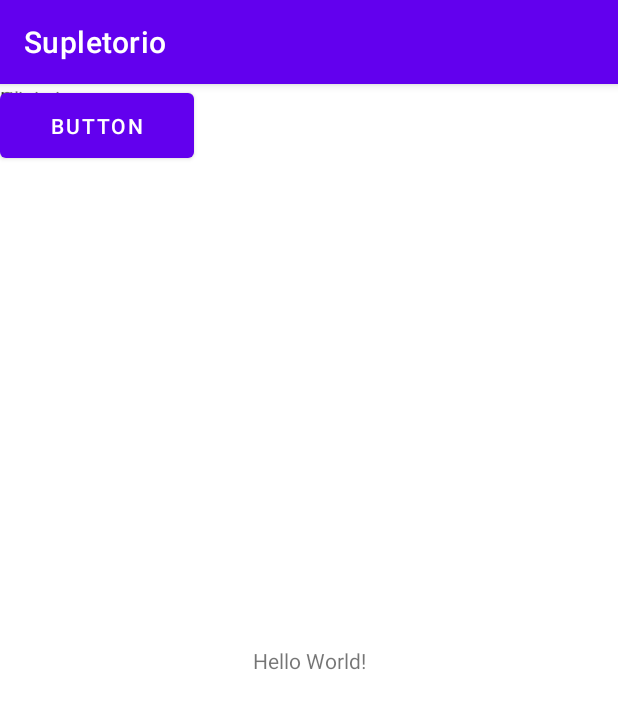
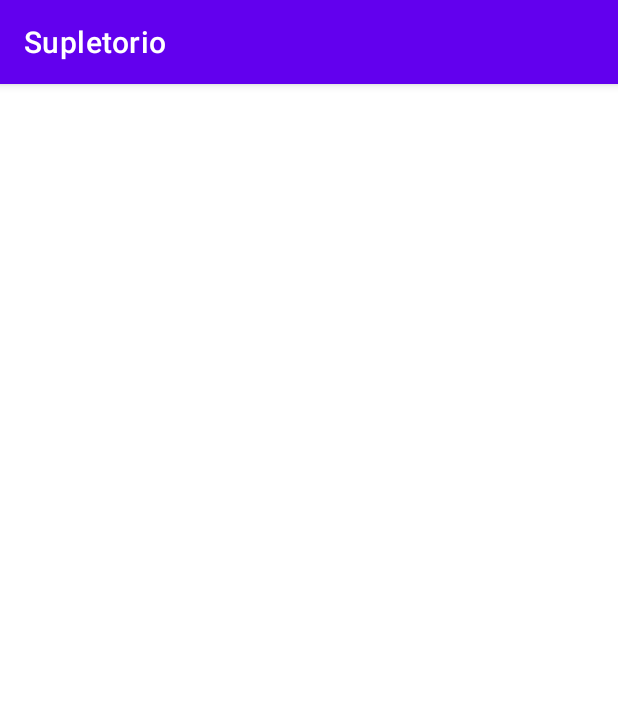
Before and after one commit to MalizaJessica/Supletorio_Maliza, an Android app: the screen it shows after launch (MainActivity), on a phone screen of 412 x 824 dp. Shown: the top 709 px of the screen. Run offline under Robolectric (Android 15) with nearby library versions, the phone set to English and light mode, and no system bars.

Commit message:
commit 19:04

```diff
--- a/app/src/main/res/layout/activity_main.xml
+++ b/app/src/main/res/layout/activity_main.xml
@@ -4,47 +4,4 @@
     xmlns:tools="http://schemas.android.com/tools"
     android:layout_width="match_parent"
     android:layout_height="match_parent"
-    tools:context=".MainActivity">
-
-    <TextView
-        android:layout_width="wrap_content"
-        android:layout_height="wrap_content"
-        android:text="Hello World!"
-        app:layout_constraintBottom_toBottomOf="parent"
-        app:layout_constraintLeft_toLeftOf="parent"
-        app:layout_constraintRight_toRightOf="parent"
-        app:layout_constraintTop_toTopOf="parent" />
-
-    <TextView
-        android:id="@+id/textView"
-        android:layout_width="284dp"
-        android:layout_height="48dp"
-        android:text="Inicio"
-        tools:layout_editor_absoluteX="18dp"
-        tools:layout_editor_absoluteY="16dp" />
-
-    <TextView
-        android:id="@+id/textView2"
-        android:layout_width="120dp"
-        android:layout_height="50dp"
-        android:text="Usuario"
-        tools:layout_editor_absoluteX="16dp"
-        tools:layout_editor_absoluteY="67dp" />
-
-    <TextView
-        android:id="@+id/textView3"
-        android:layout_width="108dp"
-        android:layout_height="52dp"
-        android:text="Clave"
-        tools:layout_editor_absoluteX="22dp"
-        tools:layout_editor_absoluteY="124dp" />
-
-    <Button
-        android:id="@+id/button"
-        android:layout_width="129dp"
-        android:layout_height="55dp"
-        android:text="Button"
-        tools:layout_editor_absoluteX="111dp"
-        tools:layout_editor_absoluteY="223dp" />
-
-</androidx.constraintlayout.widget.ConstraintLayout>
+    tools:context=".MainActivity"/>
```
